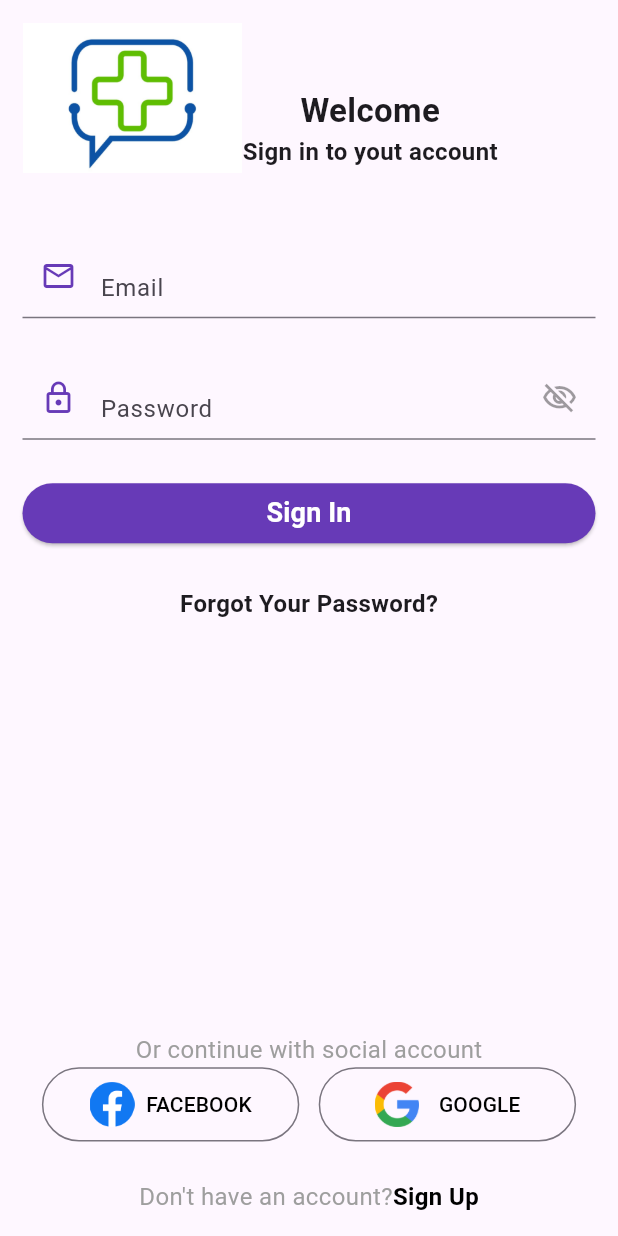
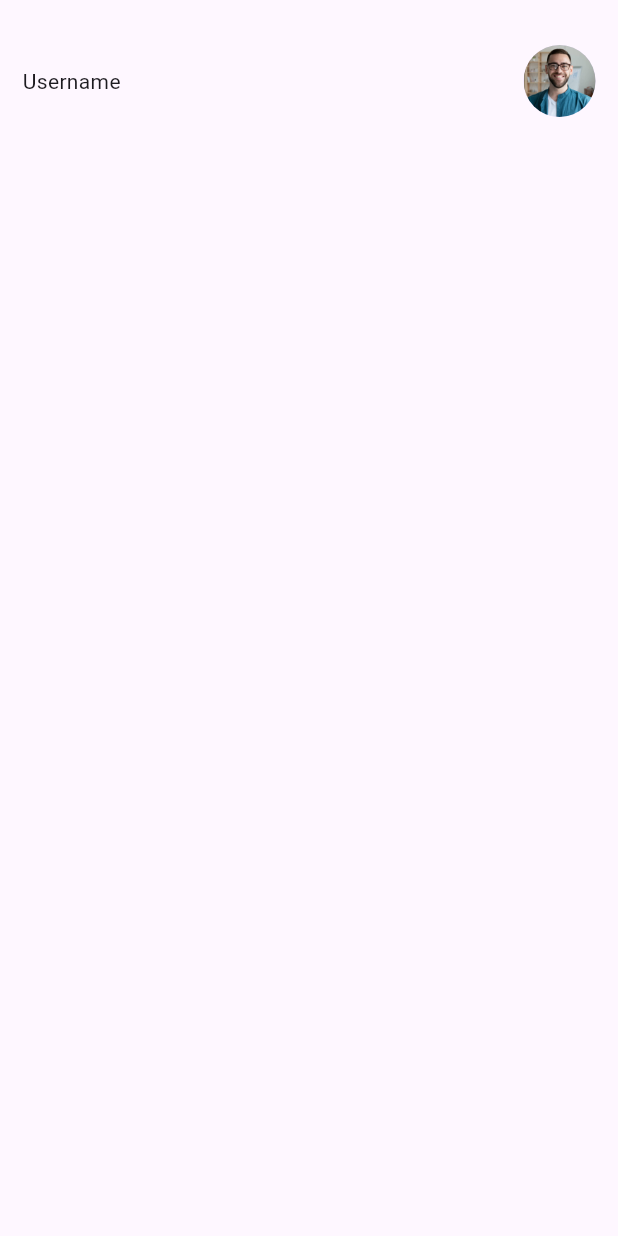
Before and after one commit to yassirsalmi/doctor_app_design, a Flutter app: the screen it shows after launch, after a tap on "Sign In", on a phone screen of 412 x 824 dp. Run offline on Flutter 3.47's test engine with Material 2 defaults, Android fonts, the light colour scheme and no system bars; our stand-ins replace lottie.

Commit message:
adding the home page header

```diff
--- a/lib/components/loginForm.dart
+++ b/lib/components/loginForm.dart
@@ -1,5 +1,4 @@
 import 'package:flutter/material.dart';
-
 import '../utils/config.dart';
 import 'button.dart';
 
@@ -70,7 +69,9 @@ class _LoginFormState extends State<LoginForm> {
             width: double.infinity,
             title: 'Sign In',
             disable: false,
-            onPressed: () {},
+            onPressed: () {
+              Navigator.pushReplacementNamed(context, 'home');
+            },
           )
         ],
       ),
--- /dev/null
+++ b/lib/components/personnal_header.dart
@@ -0,0 +1,24 @@
+import 'package:flutter/material.dart';
+
+class PersonamHeader extends StatefulWidget {
+  const PersonamHeader({super.key});
+
+  @override
+  State<PersonamHeader> createState() => _PersonamHeaderState();
+}
+
+class _PersonamHeaderState extends State<PersonamHeader> {
+  @override
+  Widget build(BuildContext context) {
+    return const Row(
+      mainAxisAlignment: MainAxisAlignment.spaceBetween,
+      children: [
+        Text('Username'),
+        CircleAvatar(
+          radius: 24,
+          backgroundImage: AssetImage('assets/user_profile.jpg'),
+        ),
+      ],
+    );
+  }
+}
--- a/lib/main.dart
+++ b/lib/main.dart
@@ -1,4 +1,5 @@
-import 'package:doctor_app_design/login.dart';
+import 'package:doctor_app_design/views/home_page.dart';
+import 'package:doctor_app_design/views/login.dart';
 import 'package:doctor_app_design/splash.dart';
 import 'package:flutter/material.dart';
 
@@ -23,6 +24,7 @@ class MyApp extends StatelessWidget {
       routes: {
         '/': (context) => const Splach(),
         'login': (context) => const LoginScreen(),
+        'home': (context) => const HomePage(),
       },
     );
   }
--- /dev/null
+++ b/lib/services/navigation_services.dart
@@ -0,0 +1,14 @@
+import 'package:flutter/material.dart';
+//i'm not using this file
+
+class NavigationService {
+  final GlobalKey<NavigatorState> navigatorKey = GlobalKey<NavigatorState>();
+
+  Future<dynamic>? to(String routeName) {
+    return navigatorKey.currentState!.pushNamed(routeName);
+  }
+
+  Future<dynamic>? replace(String routeName) {
+    return navigatorKey.currentState!.pushReplacementNamed(routeName);
+  }
+}
--- /dev/null
+++ b/lib/views/home_page.dart
@@ -0,0 +1,32 @@
+import 'package:doctor_app_design/components/personnal_header.dart';
+import 'package:flutter/material.dart';
+
+class HomePage extends StatefulWidget {
+  const HomePage({super.key});
+
+  @override
+  State<HomePage> createState() => _HomePageState();
+}
+
+class _HomePageState extends State<HomePage> {
+  @override
+  Widget build(BuildContext context) {
+    return const Scaffold(
+      body: Padding(
+        padding: EdgeInsets.symmetric(
+          vertical: 30,
+          horizontal: 15,
+        ),
+        child: SingleChildScrollView(
+          child: Column(
+            mainAxisAlignment: MainAxisAlignment.start,
+            crossAxisAlignment: CrossAxisAlignment.start,
+            children: [
+              PersonamHeader(),
+            ],
+          ),
+        ),
+      ),
+    );
+  }
+}
--- a/lib/login.dart
+++ b/lib/views/login.dart
@@ -3,7 +3,7 @@ import 'package:doctor_app_design/components/socialButton.dart';
 import 'package:doctor_app_design/utils/text.dart';
 import 'package:flutter/material.dart';
 
-import 'utils/config.dart';
+import '../utils/config.dart';
 
 class LoginScreen extends StatefulWidget {
   const LoginScreen({super.key});
```
Also changed, not shown: assets/user_profile.jpg (added).
